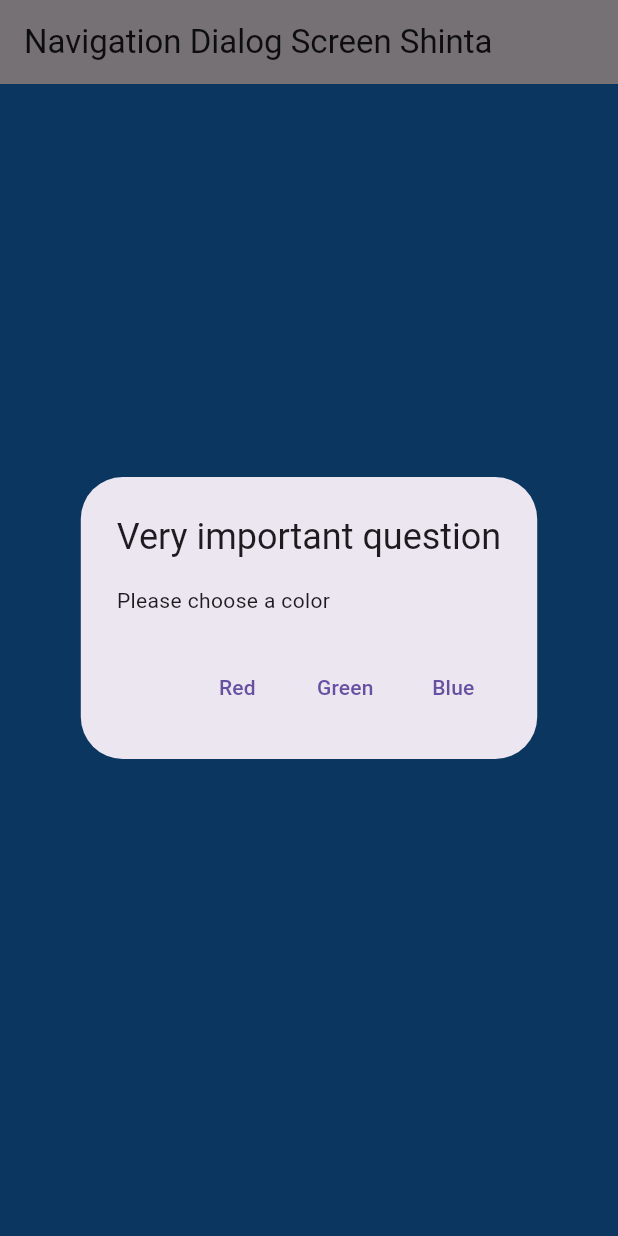
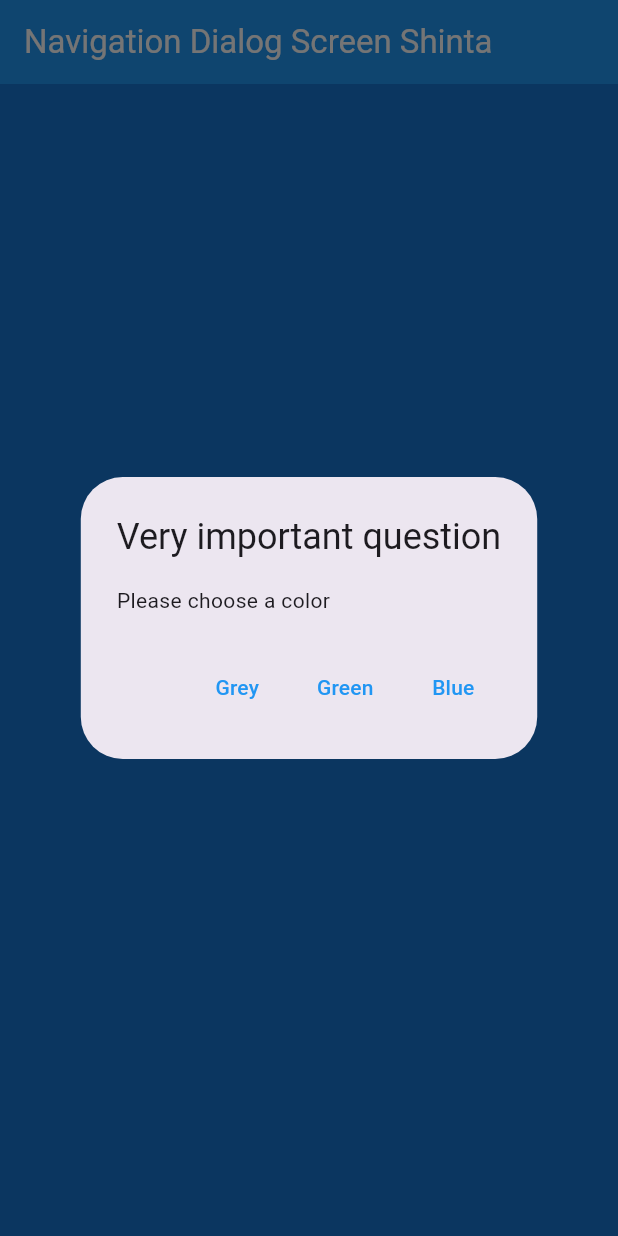
Before and after one commit to shintayl9/books, a Flutter app: the screen it shows after launch, after a tap on "Change Color", on a phone screen of 412 x 824 dp. Run offline on Flutter 3.47's test engine with Material 3 defaults, Android fonts, the phone set to English and light mode, and no system bars; our stand-ins replace geolocator.

Commit message:
W11: Soal 17

```diff
--- a/lib/navigation_dialog.dart
+++ b/lib/navigation_dialog.dart
@@ -16,10 +16,17 @@ class _NavigationDialogScreenState extends State<NavigationDialogScreen> {
       backgroundColor: color,
       appBar: AppBar(
         title: const Text('Navigation Dialog Screen Shinta'),
+        backgroundColor: Colors.blue,
+        foregroundColor: Colors.white,
       ),
       body: Center(
-        child:
-            ElevatedButton(child: const Text('Change Color'), onPressed: () {
+        child: ElevatedButton(
+            style: ElevatedButton.styleFrom(
+              shape: RoundedRectangleBorder(borderRadius: BorderRadius.zero),
+              foregroundColor: Colors.black,
+            ),
+            child: const Text('Change Color'),
+            onPressed: () {
               _showColorDialog(context);
             }),
       ),
@@ -36,19 +43,22 @@ class _NavigationDialogScreenState extends State<NavigationDialogScreen> {
             content: const Text('Please choose a color'),
             actions: <Widget>[
               TextButton(
-                  child: const Text('Red'),
+                  child:
+                      const Text('Grey', style: TextStyle(color: Colors.blue)),
                   onPressed: () {
-                    color = Colors.red.shade700;
+                    color = Colors.grey.shade700;
                     Navigator.pop(context, color);
                   }),
               TextButton(
-                  child: const Text('Green'),
+                  child:
+                      const Text('Green', style: TextStyle(color: Colors.blue)),
                   onPressed: () {
                     color = Colors.green.shade700;
                     Navigator.pop(context, color);
                   }),
               TextButton(
-                  child: const Text('Blue'),
+                  child:
+                      const Text('Blue', style: TextStyle(color: Colors.blue)),
                   onPressed: () {
                     color = Colors.blue.shade700;
                     Navigator.pop(context, color);
```
Also changed, not shown: images/asynchronous10.gif (added), images/image 58.png (added), 1 other file.
